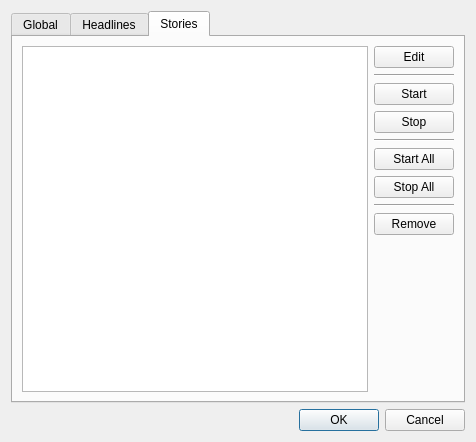
Before: the Qt Designer form settingsdialog.ui in b0bh00d/Newsroom, drawn with Qt 5.
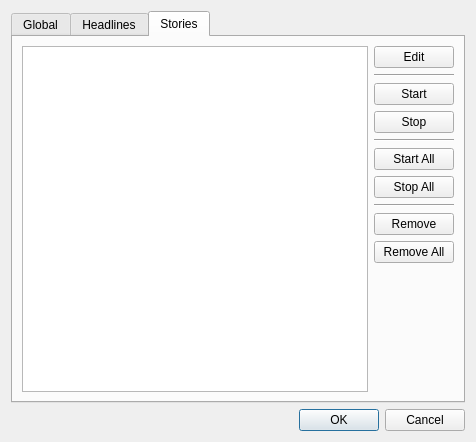
After: the same form once the commit is applied. The open tabs and pages were chosen to show the change.

Commit message: Added a 'Remove All' button for Settings::Stories.

The edit to the form file:
```diff
--- a/settingsdialog.ui
+++ b/settingsdialog.ui
@@ -423,6 +423,13 @@
              </property>
             </widget>
            </item>
+           <item>
+            <widget class="QPushButton" name="button_RemoveStoryAll">
+             <property name="text">
+              <string>Remove All</string>
+             </property>
+            </widget>
+           </item>
            <item>
             <spacer name="verticalSpacer">
              <property name="orientation">
```
The commit also changes 2 other files.
